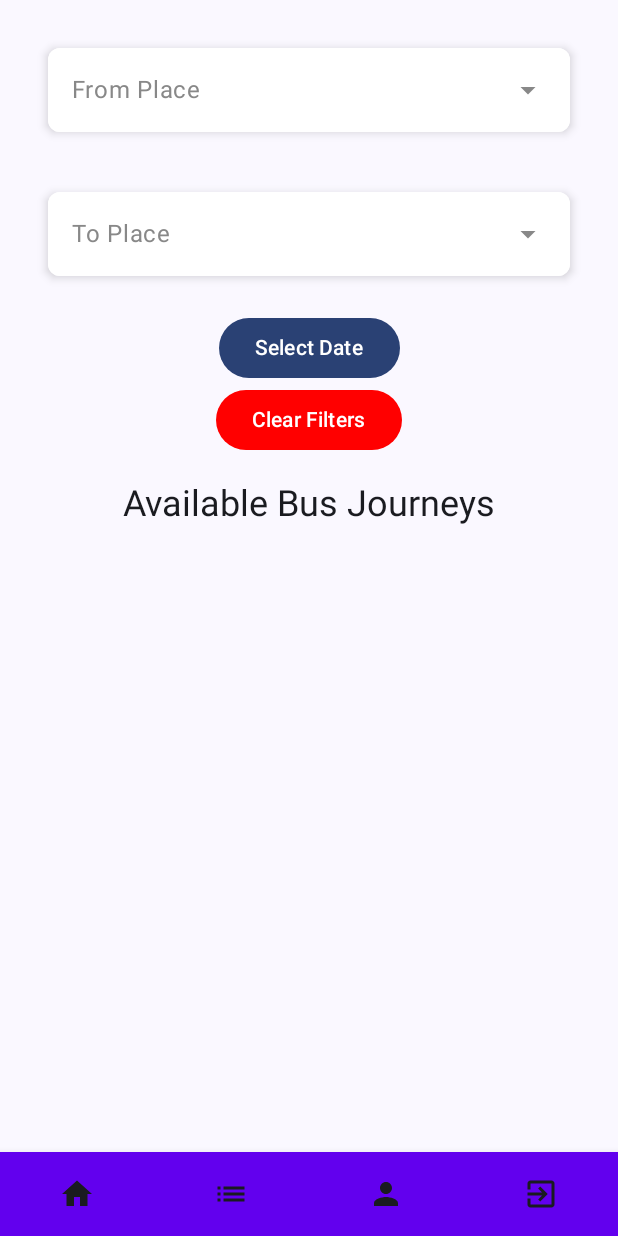
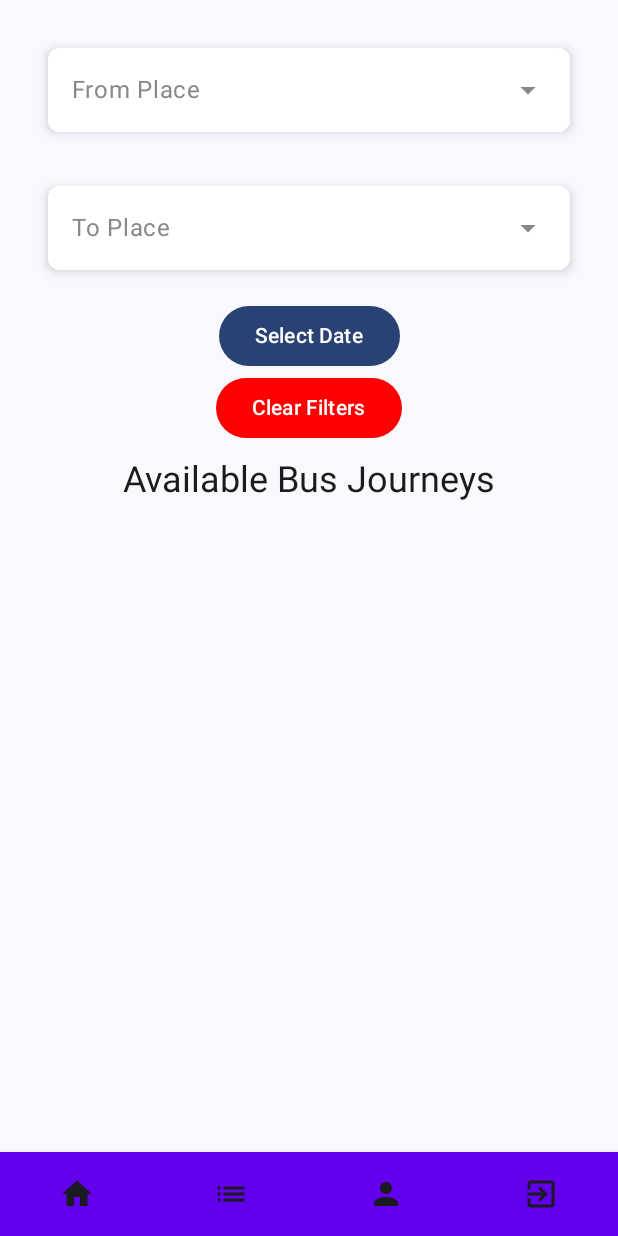
Before and after one commit to akdenizcse/cse-234-term-project-cse234_vehicleticket, an Android app built with Jetpack Compose: the HomeScreen screen opened through its navigation route, on a phone screen of 412 x 824 dp. Run offline under Robolectric (Android 15) with nearby library versions, the phone set to English and light mode, and no system bars; our stand-ins replace Firebase (no records; nobody signed in at launch, a user with empty details on screens opened directly).

Commit message:
remove and comment out unnecessary lines. app's functionalities are done

```diff
--- a/app/src/main/java/com/example/vehicletickettermproject/screens/home/HomeScreen.kt
+++ b/app/src/main/java/com/example/vehicletickettermproject/screens/home/HomeScreen.kt
@@ -34,9 +34,8 @@ import java.text.SimpleDateFormat
 
 @Composable
 fun HomeScreen(navController: NavController, homeViewModel: HomeViewModel = viewModel()){
-    val user by homeViewModel.user.collectAsState()
     val upcomingBusJourneys by homeViewModel.upcomingBusJourneys.collectAsState()
-    val isUserDataLoading by homeViewModel.isUserDataLoading.collectAsState()
+
 
     val fromPlace by homeViewModel.fromPlace.collectAsState()
     val toPlace by homeViewModel.toPlace.collectAsState()
@@ -52,14 +51,7 @@ fun HomeScreen(navController: NavController, homeViewModel: HomeViewModel = view
         verticalArrangement = Arrangement.Center,
         horizontalAlignment = Alignment.CenterHorizontally
     ) {
-        if (isUserDataLoading) {
-            CircularProgressIndicator()
-        } else {
-            user?.let {
-                Text(text = "Welcome, ${it.firstname} ${it.lastname}!")
-                Text(text = "Email: ${it.email}")
-            }
-        }
+
 
         // From Place Dropdown
         PlaceDropdownMenu(
@@ -69,14 +61,14 @@ fun HomeScreen(navController: NavController, homeViewModel: HomeViewModel = view
             allPlaces = allPlaces
         )
 
-        Spacer(modifier = Modifier.height(8.dp))
+        Spacer(modifier = Modifier.height(4.dp))
 
         // To Place Dropdown
         PlaceDropdownMenu(selectedPlace = toPlace,
             onPlaceSelected = {homeViewModel.updateToPlace(it)},
             label = "To Place" , allPlaces = allPlaces)
 
-        Spacer(modifier = Modifier.height(8.dp))
+        Spacer(modifier = Modifier.height(4.dp))
 
         // Begin Date Picker
         Button(onClick = { setShowDatePicker(true) }) {
@@ -100,7 +92,7 @@ fun HomeScreen(navController: NavController, homeViewModel: HomeViewModel = view
 
 
 
-        Spacer(modifier = Modifier.height(16.dp))
+        Spacer(modifier = Modifier.height(8.dp))
 
 
         Text(text = "Available Bus Journeys", style = MaterialTheme.typography.headlineSmall)
--- a/app/src/main/java/com/example/vehicletickettermproject/screens/home/HomeViewModel.kt
+++ b/app/src/main/java/com/example/vehicletickettermproject/screens/home/HomeViewModel.kt
@@ -37,8 +37,8 @@ class HomeViewModel : ViewModel(){
     val reservations: StateFlow<List<Pair<Reservation, BusJourney>>> get() = _reservations
 
 
-    private val _isUserDataLoading = MutableStateFlow(true)
-    val isUserDataLoading: StateFlow<Boolean> get() = _isUserDataLoading
+//    private val _isUserDataLoading = MutableStateFlow(true)
+//    val isUserDataLoading: StateFlow<Boolean> get() = _isUserDataLoading
 
     // I admit, the naming is a bit confusing
     // these are about the buses while pastTravels and upcomingTravels() are about users travels
@@ -47,8 +47,8 @@ class HomeViewModel : ViewModel(){
     val upcomingBusJourneys: StateFlow<List<BusJourney>> get() = _upcomingBusJourneys
 
     // probably wont be used but anyways
-    private val _pastBusJourneys = MutableStateFlow<List<BusJourney>>(emptyList())
-    val pastBusJourneys: StateFlow<List<BusJourney>> get() = _pastBusJourneys
+//    private val _pastBusJourneys = MutableStateFlow<List<BusJourney>>(emptyList())
+//    val pastBusJourneys: StateFlow<List<BusJourney>> get() = _pastBusJourneys
 
 
     private val _pastTravels = MutableStateFlow<List<Pair<Reservation, BusJourney>>>(emptyList())
@@ -97,18 +97,13 @@ class HomeViewModel : ViewModel(){
         val userId = firebaseAuth.currentUser?.uid
         if (userId != null) {
             firestore.collection("users").document(userId).get().addOnSuccessListener { documentSnapshot ->
-
                 // this creates a VTUser instance using the info from database
                 if (documentSnapshot.exists()) {
                     _user.value = documentSnapshot.toObject(VTUser::class.java)
                     fetchReservations()
                 }
-                _isUserDataLoading.value = false
-            }.addOnFailureListener {
-                _isUserDataLoading.value = false
+
             }
-        } else {
-            _isUserDataLoading.value = false
         }
     }
 
@@ -166,8 +161,8 @@ class HomeViewModel : ViewModel(){
         _user.value = null
         _reservations.value = emptyList()
         _busJourneys.value = emptyList()
-        _isUserDataLoading.value = true
-        _pastBusJourneys.value = emptyList()
+//        _isUserDataLoading.value = true
+//        _pastBusJourneys.value = emptyList()
         _upcomingBusJourneys.value = emptyList()
         _pastTravels.value = emptyList()
         _upcomingTravels.value = emptyList()
@@ -176,7 +171,7 @@ class HomeViewModel : ViewModel(){
     private fun updateBusJourneys() {
         val currentTime = Date()
         val (past, upcoming) = _busJourneys.value.partition { it.beginDateTime?.toDate()?.before(currentTime) == true }
-        _pastBusJourneys.value = past.sortedBy { it.beginDateTime?.toDate() }.reversed()
+//        _pastBusJourneys.value = past.sortedBy { it.beginDateTime?.toDate() }.reversed()
         _upcomingBusJourneys.value = upcoming.sortedBy { it.beginDateTime?.toDate() }
     }
 
```
